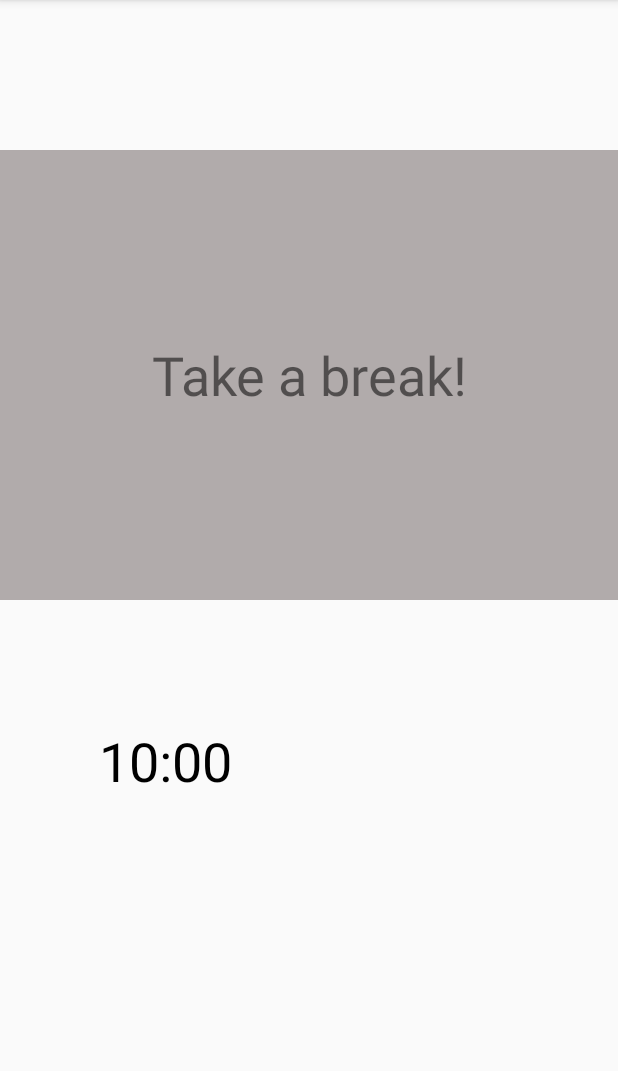
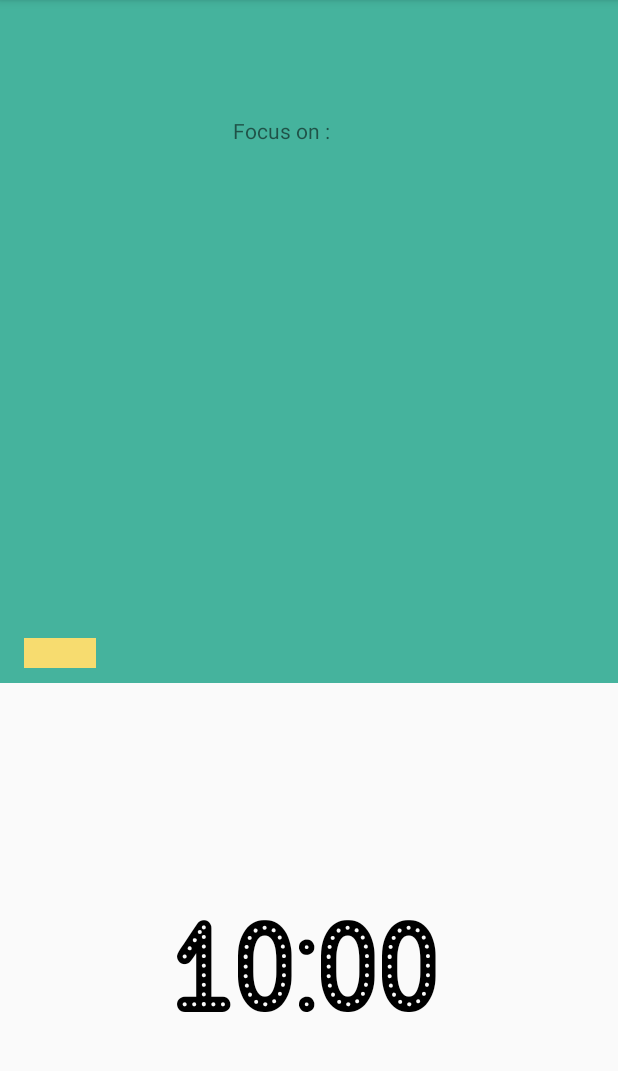
Before and after one commit to njari/pomodoro, an Android app: the TimerActivity screen opened directly, with no data from a screen before it, on a phone screen of 412 x 824 dp, the part 84-1155 px from its top. Run offline under Robolectric (Android 15) with nearby library versions, the phone set to English and light mode, and no system bars; our stand-ins replace Room's generated code; 4 statements that could not run were skipped.

Commit message:
adding new font

```diff
--- a/app/src/main/AndroidManifest.xml
+++ b/app/src/main/AndroidManifest.xml
@@ -16,8 +16,6 @@
                 <category android:name="android.intent.category.LAUNCHER" />
             </intent-filter>
         </activity>
-        <activity android:name=".GoalActivity">
-        </activity>
         <activity android:name=".DurationActivity">
         </activity>
         <activity android:name=".BeginOrModifyActivity">
--- a/app/src/main/java/in/njari/pomodoro/activity/TimerActivity.java
+++ b/app/src/main/java/in/njari/pomodoro/activity/TimerActivity.java
@@ -1,10 +1,15 @@
 package in.njari.pomodoro.activity;
 
+import android.app.ProgressDialog;
 import android.content.Intent;
+import android.os.Build;
 import android.os.Bundle;
 import android.os.CountDownTimer;
 import android.util.Log;
+import android.widget.ProgressBar;
 import android.widget.TextView;
+
+import androidx.annotation.RequiresApi;
 import androidx.appcompat.app.AppCompatActivity;
 import androidx.room.Room;
 import in.njari.pomodoro.db.PomodoroDatabase;
@@ -13,6 +18,7 @@ import in.njari.pomodoro.entity.Session;
 public class TimerActivity extends AppCompatActivity {
     TextView timer;
     TextView sessionState;
+    private ProgressBar progress;
 
     private static final String TAG = "TimerActivity";
 
@@ -28,33 +34,39 @@ public class TimerActivity extends AppCompatActivity {
             startActivity(intent);
         }
 
-        PomodoroDatabase db = Room.databaseBuilder(getApplicationContext(),
-                PomodoroDatabase.class, "pomodoro").allowMainThreadQueries().build();
+        PomodoroDatabase db = PomodoroDatabase.getInstance(getApplicationContext());
 
         Session session = db.SessionDAO().findById(sessionId);
         startSession(session);
     }
 
     private void startSession(final Session session) {
-        long work = session.getWork()*60000;
-        Log.i(TAG, session.toDisplay());
-        final long rest = session.getRest()*60000;
+
+        progress = new ProgressBar(getApplicationContext());
+        progress.setMax(session.getReps());
+        progress.setProgress(0);
+        Log.i(TAG, session.getFocus());
+
         setUpForWork(session);
-
-        CountDownTimer countDownWork = new CountDownTimer(work , 60000) {
+        CountDownTimer countDownWork = new CountDownTimer(session.getWork()*60000 , 60000) {
             int i = session.getReps();
             @Override
-            public void onTick(long l) {
+            public void onTick(long l)
+            {
+                Log.i(TAG, "Work Timer running  ...");
                 updateTimer(l);
             }
 
             @Override
             public void onFinish() {
+                progress.setProgress(session.getReps()-i);
                 i-- ;
                 if ( i == 0 ) {
+                    Log.i(TAG, "Ending session... rep = " + i );
                     endSession();
                 }
                 else {
+                    Log.i(TAG, "Initiating Rest ... rep = " + i );
              initiateRest(session);
                 }
             }
@@ -64,17 +76,23 @@ public class TimerActivity extends AppCompatActivity {
    private void updateTimer(long l) {
         Integer mins = (int) l / 60000 ;
         timer = (TextView) findViewById(R.id.workTimer);
+        Log.i(TAG, "updating timer to " + mins.toString());
         timer.setText( mins.toString());
     }
 
     private void setUpForWork(Session session) {
+        Log.i(TAG, "Setting up for work ... ");
         sessionState = (TextView) findViewById(R.id.sessionDetailDisplay);
-        sessionState.setText(session.toDisplay());
+        sessionState.setText(session.getFocus());
+        sessionState.setBackgroundColor(getResources().getColor(R.color.SkyBlue));
+        timer = (TextView) findViewById(R.id.workTimer);
+
     }
 
     private void initiateRest( final Session session ) {
         TextView sessionState = (TextView) findViewById(R.id.sessionDetailDisplay);
         sessionState.setText("Take a break!");
+        sessionState.setBackgroundColor(getResources().getColor(R.color.Yellow));
         // setup a timer
         CountDownTimer countDownRest = new CountDownTimer(session.getRest()*60*1000, 60000) {
             @Override
@@ -94,6 +112,7 @@ public class TimerActivity extends AppCompatActivity {
     private void endSession() {
         TextView sessionState = (TextView) findViewById(R.id.sessionDetailDisplay);
         sessionState.setText("Your Session is complete! Congratulations!");
+        sessionState.setBackgroundColor(getResources().getColor(R.color.SuccessfulGreen));
     }
 
 }
--- a/app/src/main/java/in/njari/pomodoro/db/PomodoroDatabase.java
+++ b/app/src/main/java/in/njari/pomodoro/db/PomodoroDatabase.java
@@ -1,11 +1,33 @@
 package in.njari.pomodoro.db;
 
+import android.content.Context;
+
 import androidx.room.Database;
+import androidx.room.Room;
 import androidx.room.RoomDatabase;
 
 import in.njari.pomodoro.entity.Session;
 
 @Database(entities = {Session.class}, version = 1)
 public abstract class PomodoroDatabase extends RoomDatabase {
+
+    private static final String DB_NAME = "pomodoro.db";
+    private static volatile PomodoroDatabase instance;
+
+    public static synchronized PomodoroDatabase getInstance(Context context) {
+        if (instance == null) {
+            instance = create(context);
+        }
+        return instance;
+    }
+
+    PomodoroDatabase() {};
+
+    private static PomodoroDatabase create(final Context context) {
+        return Room.databaseBuilder(
+                context,
+                PomodoroDatabase.class,
+                DB_NAME).allowMainThreadQueries().build();
+    }
     public abstract SessionDAO SessionDAO();
 }
--- a/app/src/main/res/layout/activity_timer.xml
+++ b/app/src/main/res/layout/activity_timer.xml
@@ -8,29 +8,55 @@
 
     <TextView
         android:id="@+id/workTimer"
-        android:layout_width="279dp"
-        android:layout_height="152dp"
+        android:layout_width="413dp"
+        android:layout_height="176dp"
         android:foregroundGravity="center|fill"
+        android:gravity="center_horizontal|center_vertical"
         android:text="10:00"
-        android:textAppearance="@style/TextAppearance.AppCompat.Large"
+        android:textAppearance="@style/timer_font"
         android:textColor="@android:color/black"
-        android:textSize="36sp"
+        android:textSize="65dp"
         app:layout_constraintBottom_toBottomOf="parent"
         app:layout_constraintEnd_toEndOf="parent"
-        app:layout_constraintHorizontal_bias="0.496"
+        app:layout_constraintHorizontal_bias="0.643"
         app:layout_constraintStart_toStartOf="parent"
         app:layout_constraintTop_toTopOf="parent"
-        app:layout_constraintVertical_bias="0.784" />
+        app:layout_constraintVertical_bias="0.936" />
 
     <TextView
         android:id="@+id/sessionDetailDisplay"
-        android:layout_width="match_parent"
-        android:layout_height="300dp"
-        android:layout_marginTop="100dp"
+        android:layout_width="414dp"
+        android:layout_height="455dp"
+        android:background="#B1ABAB"
         android:gravity="center"
-        android:background="#B1ABAB"
         android:textSize="36sp"
         app:layout_constraintStart_toStartOf="parent"
         app:layout_constraintTop_toTopOf="parent" />
 
+    <TextView
+        android:id="@+id/aux_text1"
+        android:layout_width="150dp"
+        android:layout_height="32dp"
+        android:gravity="center_horizontal|center_vertical"
+        android:text="Focus on : "
+        app:layout_constraintBottom_toBottomOf="parent"
+        app:layout_constraintEnd_toEndOf="parent"
+        app:layout_constraintHorizontal_bias="0.436"
+        app:layout_constraintStart_toStartOf="parent"
+        app:layout_constraintTop_toTopOf="parent"
+        app:layout_constraintVertical_bias="0.097" />
+
+    <ProgressBar
+        android:id="@+id/sessionProgress"
+        style="@android:style/Widget.ProgressBar.Horizontal"
+        android:layout_width="48dp"
+        android:layout_height="wrap_content"
+        android:progressDrawable="@color/Yellow"
+        app:layout_constraintBottom_toBottomOf="parent"
+        app:layout_constraintEnd_toEndOf="parent"
+        app:layout_constraintHorizontal_bias="0.044"
+        app:layout_constraintStart_toStartOf="parent"
+        app:layout_constraintTop_toTopOf="parent"
+        app:layout_constraintVertical_bias="0.569" />
+
 </androidx.constraintlayout.widget.ConstraintLayout>
--- a/app/src/main/res/values/colors.xml
+++ b/app/src/main/res/values/colors.xml
@@ -4,4 +4,5 @@
     <color name="Yellow">#F7DC6F</color>
     <color name="LightBlue">#D4EFDF</color>
     <color name="SkyBlue">#45B39D</color>
+    <color name="SuccessfulGreen">#8AFFA4</color>
 </resources>
--- a/app/src/main/res/values/strings.xml
+++ b/app/src/main/res/values/strings.xml
@@ -1,4 +1,5 @@
 <resources>
     <string name="app_name">Pomodoro</string>
     <string name="start">START</string>
+    <string name="goal_message">Having a clear defined goal for this session will help you have a more productive session. Set a meaningful goal. :)</string>
 </resources>
--- a/app/src/main/res/values/styles.xml
+++ b/app/src/main/res/values/styles.xml
@@ -6,5 +6,8 @@
         <item name="colorPrimaryDark">@color/SkyBlue</item>
         <item name="colorAccent">@color/LightBlue</item>
     </style>
+    <style name="timer_font" parent="@android:style/TextAppearance.Small">
+        <item name="android:fontFamily">@font/eat_at_joe</item>
+    </style>
 
 </resources>
```
Also changed, not shown: app/src/main/java/in/njari/pomodoro/activity/DurationActivity.java (+6 -5 lines), app/src/main/java/in/njari/pomodoro/activity/GoalActivity.java (deleted, +0 -58 lines), app/src/main/java/in/njari/pomodoro/entity/Session.java (+12 -5 lines), app/src/main/res/font/font.xml (added, +7 -0 lines), app/src/main/res/layout/activity_main.xml (+13 -1 lines), app/src/main/res/font/eat_at_joe.ttf (added).
